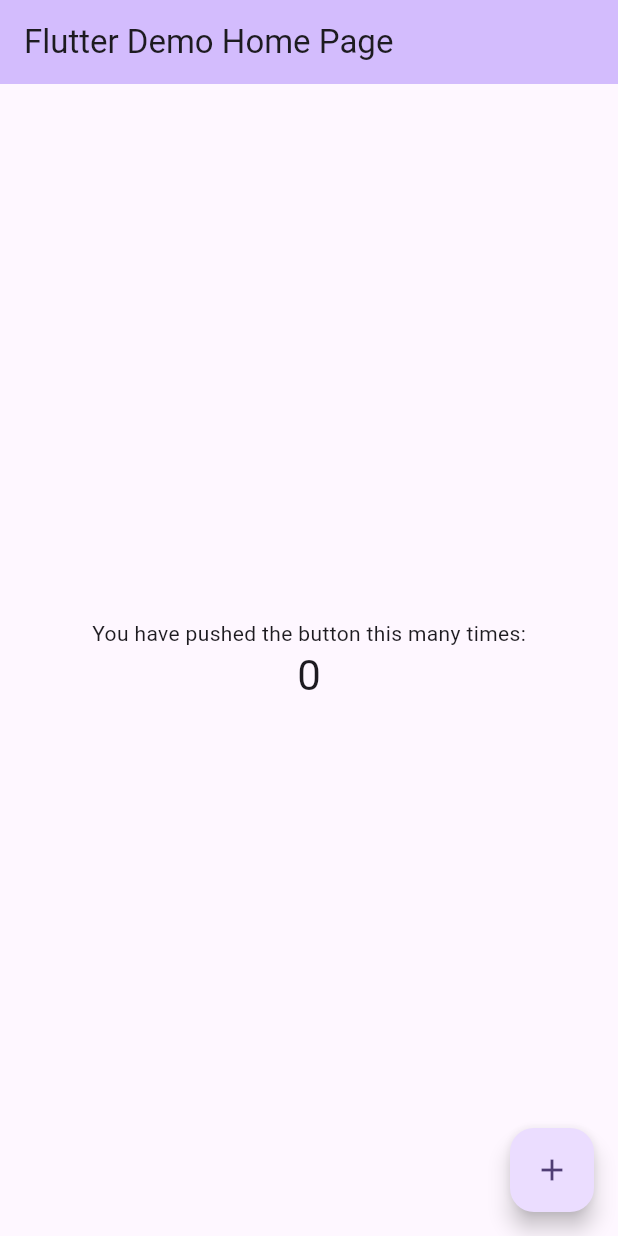
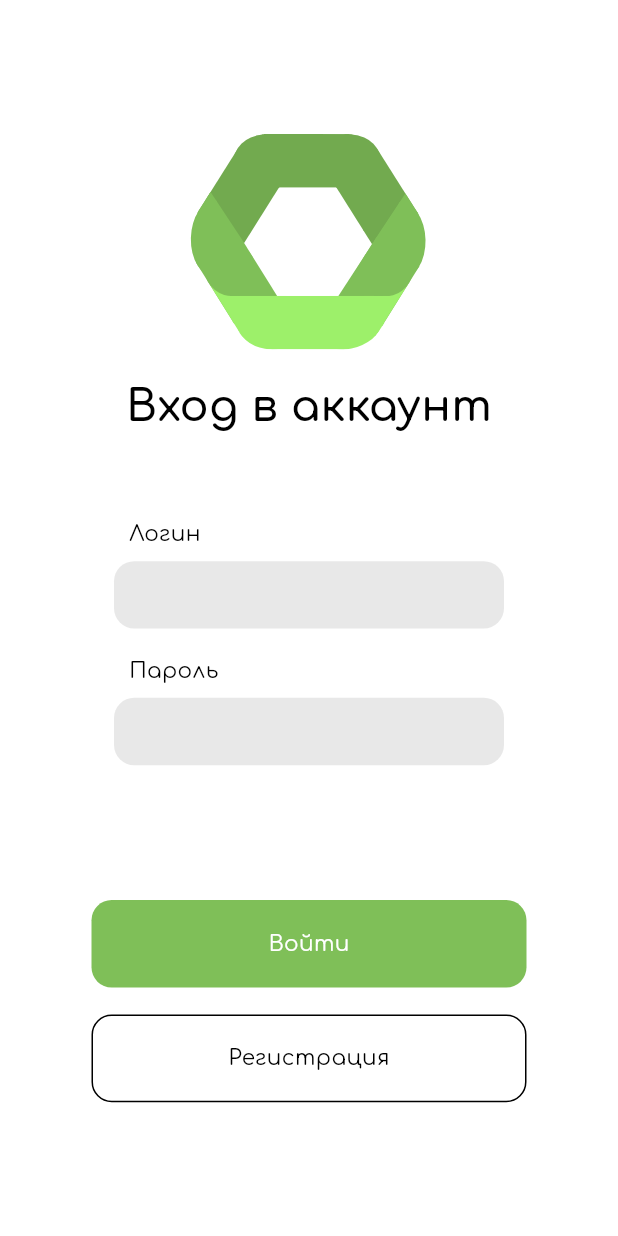
Before and after one commit to JForea/povarenok-mobile, a Flutter app: the screen it shows after launch, on a phone screen of 412 x 824 dp. Run offline on Flutter 3.47's test engine with Material 3 defaults, Android fonts, the phone set to English and light mode, and no system bars; our stand-ins replace flutter_screenutil, flutter_svg.

Commit message:
Added authorization page

```diff
--- /dev/null
+++ b/lib/app.dart
@@ -0,0 +1,21 @@
+import 'package:flutter/material.dart';
+import 'package:flutter_screenutil/flutter_screenutil.dart';
+
+import 'package:povarenok_mobile/style/app_theme.dart';
+import 'package:povarenok_mobile/pages/authorization/auth_page.dart';
+
+class App extends StatelessWidget {
+  const App({super.key});
+
+  @override
+  Widget build(BuildContext context) {
+    return ScreenUtilInit(
+      designSize: const Size(412, 917),
+      builder: (context, child) => MaterialApp(
+        title: 'Шеф-поварёнок',
+        theme: appTheme,
+        home: AuthorizationPage(),
+      ),
+    );
+  }
+}
--- /dev/null
+++ b/lib/components/custom_button.dart
@@ -0,0 +1,51 @@
+import 'package:flutter/material.dart';
+import 'package:flutter_screenutil/flutter_screenutil.dart';
+
+class CustomButton extends StatelessWidget {
+  final bool border;
+  Color? innerColor;
+  final String title;
+  final Function() onTap;
+
+  CustomButton(
+      {super.key,
+      this.innerColor,
+      required this.onTap,
+      required this.title,
+      required this.border});
+
+  @override
+  Widget build(BuildContext context) {
+    return Column(
+      children: [
+        InkWell(
+          onTap: onTap,
+          splashColor: const Color(0x01FFFFFF),
+          customBorder: RoundedRectangleBorder(
+            borderRadius: BorderRadius.circular(15.r),
+          ),
+          child: Ink(
+              height: 65.h,
+              width: 290.w,
+              decoration: border
+                  ? BoxDecoration(
+                      color: innerColor ?? Colors.white,
+                      border: Border.all(),
+                      borderRadius: BorderRadius.all(Radius.circular(15.r)))
+                  : BoxDecoration(
+                      color: innerColor ?? Colors.white,
+                      borderRadius: BorderRadius.all(Radius.circular(15.r))),
+              child: Center(
+                child: Text(
+                  title,
+                  style: TextStyle(
+                    fontSize: 16.r,
+                    color: innerColor == null ? Colors.black : Colors.white,
+                  ),
+                ),
+              )),
+        ),
+      ],
+    );
+  }
+}
--- /dev/null
+++ b/lib/components/custom_input.dart
@@ -0,0 +1,57 @@
+import 'package:flutter/material.dart';
+import 'package:flutter_screenutil/flutter_screenutil.dart';
+
+class CustomInput extends StatefulWidget {
+  final String? title;
+  final Function(String) onChange;
+  final bool obscureText;
+
+  const CustomInput(
+      {super.key,
+      this.title,
+      required this.onChange,
+      required this.obscureText});
+
+  @override
+  State<CustomInput> createState() => _CustomInputState();
+}
+
+class _CustomInputState extends State<CustomInput> {
+  @override
+  Widget build(BuildContext context) {
+    return Column(
+      crossAxisAlignment: CrossAxisAlignment.start,
+      children: [
+        if (widget.title != null)
+          Padding(
+            padding: EdgeInsets.only(left: 10.w),
+            child: Text(
+              widget.title!,
+              style: TextStyle(fontSize: 16.r),
+            ),
+          ),
+        if (widget.title != null)
+          SizedBox(
+            height: 8.h,
+          ),
+        Container(
+            height: 50.h,
+            width: 260.w,
+            decoration: BoxDecoration(
+                color: Theme.of(context).colorScheme.secondary,
+                borderRadius: BorderRadius.all(Radius.circular(15.r))),
+            child: Padding(
+              padding: EdgeInsets.only(left: 12.w),
+              child: TextFormField(
+                obscureText: widget.obscureText,
+                style: TextStyle(fontSize: 14.r),
+                decoration: const InputDecoration(
+                  border: InputBorder.none,
+                ),
+                onChanged: widget.onChange,
+              ),
+            )),
+      ],
+    );
+  }
+}
--- a/lib/main.dart
+++ b/lib/main.dart
@@ -1,125 +1,9 @@
 import 'package:flutter/material.dart';
+import 'package:flutter_screenutil/flutter_screenutil.dart';
 
-void main() {
-  runApp(const MyApp());
+import 'package:povarenok_mobile/app.dart';
+
+void main() async {
+  await ScreenUtil.ensureScreenSize();
+  runApp(const App());
 }
-
-class MyApp extends StatelessWidget {
-  const MyApp({super.key});
-
-  // This widget is the root of your application.
-  @override
-  Widget build(BuildContext context) {
-    return MaterialApp(
-      title: 'Flutter Demo',
-      theme: ThemeData(
-        // This is the theme of your application.
-        //
-        // TRY THIS: Try running your application with "flutter run". You'll see
-        // the application has a purple toolbar. Then, without quitting the app,
-        // try changing the seedColor in the colorScheme below to Colors.green
-        // and then invoke "hot reload" (save your changes or press the "hot
-        // reload" button in a Flutter-supported IDE, or press "r" if you used
-        // the command line to start the app).
-        //
-        // Notice that the counter didn't reset back to zero; the application
-        // state is not lost during the reload. To reset the state, use hot
-        // restart instead.
-        //
-        // This works for code too, not just values: Most code changes can be
-        // tested with just a hot reload.
-        colorScheme: ColorScheme.fromSeed(seedColor: Colors.deepPurple),
-        useMaterial3: true,
-      ),
-      home: const MyHomePage(title: 'Flutter Demo Home Page'),
-    );
-  }
-}
-
-class MyHomePage extends StatefulWidget {
-  const MyHomePage({super.key, required this.title});
-
-  // This widget is the home page of your application. It is stateful, meaning
-  // that it has a State object (defined below) that contains fields that affect
-  // how it looks.
-
-  // This class is the configuration for the state. It holds the values (in this
-  // case the title) provided by the parent (in this case the App widget) and
-  // used by the build method of the State. Fields in a Widget subclass are
-  // always marked "final".
-
-  final String title;
-
-  @override
-  State<MyHomePage> createState() => _MyHomePageState();
-}
-
-class _MyHomePageState extends State<MyHomePage> {
-  int _counter = 0;
-
-  void _incrementCounter() {
-    setState(() {
-      // This call to setState tells the Flutter framework that something has
-      // changed in this State, which causes it to rerun the build method below
-      // so that the display can reflect the updated values. If we changed
-      // _counter without calling setState(), then the build method would not be
-      // called again, and so nothing would appear to happen.
-      _counter++;
-    });
-  }
-
-  @override
-  Widget build(BuildContext context) {
-    // This method is rerun every time setState is called, for instance as done
-    // by the _incrementCounter method above.
-    //
-    // The Flutter framework has been optimized to make rerunning build methods
-    // fast, so that you can just rebuild anything that needs updating rather
-    // than having to individually change instances of widgets.
-    return Scaffold(
-      appBar: AppBar(
-        // TRY THIS: Try changing the color here to a specific color (to
-        // Colors.amber, perhaps?) and trigger a hot reload to see the AppBar
-        // change color while the other colors stay the same.
-        backgroundColor: Theme.of(context).colorScheme.inversePrimary,
-        // Here we take the value from the MyHomePage object that was created by
-        // the App.build method, and use it to set our appbar title.
-        title: Text(widget.title),
-      ),
-      body: Center(
-        // Center is a layout widget. It takes a single child and positions it
-        // in the middle of the parent.
-        child: Column(
-          // Column is also a layout widget. It takes a list of children and
-          // arranges them vertically. By default, it sizes itself to fit its
-          // children horizontally, and tries to be as tall as its parent.
-          //
-          // Column has various properties to control how it sizes itself and
-          // how it positions its children. Here we use mainAxisAlignment to
-          // center the children vertically; the main axis here is the vertical
-          // axis because Columns are vertical (the cross axis would be
-          // horizontal).
-          //
-          // TRY THIS: Invoke "debug painting" (choose the "Toggle Debug Paint"
-          // action in the IDE, or press "p" in the console), to see the
-          // wireframe for each widget.
-          mainAxisAlignment: MainAxisAlignment.center,
-          children: <Widget>[
-            const Text(
-              'You have pushed the button this many times:',
-            ),
-            Text(
-              '$_counter',
-              style: Theme.of(context).textTheme.headlineMedium,
-            ),
-          ],
-        ),
-      ),
-      floatingActionButton: FloatingActionButton(
-        onPressed: _incrementCounter,
-        tooltip: 'Increment',
-        child: const Icon(Icons.add),
-      ), // This trailing comma makes auto-formatting nicer for build methods.
-    );
-  }
-}
--- /dev/null
+++ b/lib/pages/authorization/auth_page.dart
@@ -0,0 +1,82 @@
+import 'package:flutter/material.dart';
+import 'package:flutter_svg/flutter_svg.dart';
+import 'package:flutter_screenutil/flutter_screenutil.dart';
+
+import 'package:povarenok_mobile/components/custom_input.dart';
+import 'package:povarenok_mobile/components/custom_button.dart';
+
+class AuthorizationPage extends StatefulWidget {
+  late String login;
+  late String password;
+
+  AuthorizationPage({super.key});
+
+  @override
+  State<AuthorizationPage> createState() => _AuthorizationPageState();
+}
+
+class _AuthorizationPageState extends State<AuthorizationPage> {
+  @override
+  Widget build(BuildContext context) {
+    return Scaffold(
+      resizeToAvoidBottomInset: false,
+      body: Center(
+        child: Column(
+          mainAxisAlignment: MainAxisAlignment.center,
+          children: [
+            SvgPicture.asset(
+              'assets/icons/logo.svg',
+              height: 160.r,
+            ),
+            SizedBox(
+              height: 20.r,
+            ),
+            Text(
+              'Вход в аккаунт',
+              style: TextStyle(
+                fontFamily: 'Comfortaa',
+                fontSize: 32.r,
+                fontWeight: FontWeight.w600,
+              ),
+            ),
+            SizedBox(height: 60.h),
+            CustomInput(
+              title: 'Логин',
+              obscureText: false,
+              onChange: (val) => setState(() {
+                widget.login = val;
+              }),
+            ),
+            SizedBox(
+              height: 20.h,
+            ),
+            CustomInput(
+              title: 'Пароль',
+              obscureText: true,
+              onChange: (val) => setState(() {
+                widget.password = val;
+              }),
+            ),
+            SizedBox(
+              height: 100.h,
+            ),
+            CustomButton(
+              onTap: () => {print('tap')},
+              title: 'Войти',
+              border: false,
+              innerColor: Theme.of(context).colorScheme.primary,
+            ),
+            SizedBox(
+              height: 20.h,
+            ),
+            CustomButton(
+              onTap: () => {},
+              title: 'Регистрация',
+              border: true,
+            ),
+          ],
+        ),
+      ),
+    );
+  }
+}
--- /dev/null
+++ b/lib/style/app_color_sheme.dart
@@ -0,0 +1,12 @@
+import 'package:flutter/material.dart';
+
+const ColorScheme appColorScheme = ColorScheme(
+    brightness: Brightness.light,
+    primary: Color(0xFF7FBF58),
+    onPrimary: Colors.white,
+    secondary: Color(0xFFE8E8E8),
+    onSecondary: Colors.white,
+    error: Colors.red,
+    onError: Colors.white,
+    surface: Colors.white,
+    onSurface: Colors.black);
--- /dev/null
+++ b/lib/style/app_theme.dart
@@ -0,0 +1,9 @@
+import 'package:flutter/material.dart';
+
+import 'package:povarenok_mobile/style/app_color_sheme.dart';
+
+ThemeData appTheme = ThemeData(
+  fontFamily: 'Comfortaa',
+  colorScheme: appColorScheme,
+  useMaterial3: true,
+);
```
Also changed, not shown: pubspec.yaml (+19 -34 lines), assets/fonts/Comfortaa-Bold.ttf (added), assets/fonts/Comfortaa-Light.ttf (added), assets/fonts/Comfortaa-Medium.ttf (added), assets/fonts/Comfortaa-Regular.ttf (added), assets/fonts/Comfortaa-SemiBold.ttf (added), assets/icons/logo.svg (added), 1 other file.
